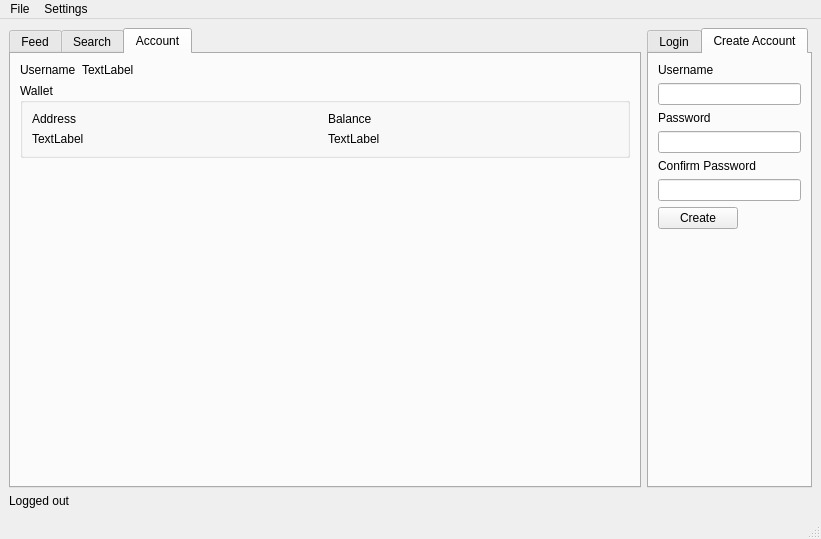
Before: the Qt Designer form gui.ui in aaronkopplin/Metallic, drawn with Qt 5.
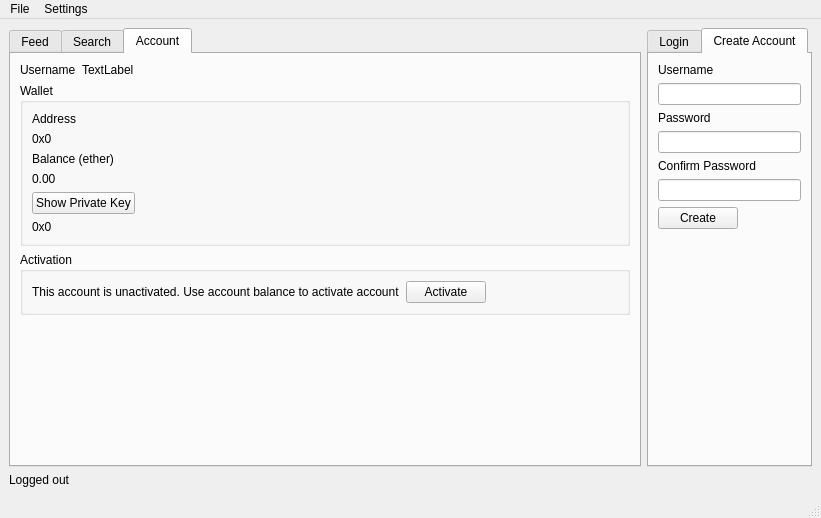
After: the same form once the commit is applied. The open tabs and pages were chosen to show the change. Icons and pictures are not drawn.

Commit message: create account and login

```diff
--- a/gui.ui
+++ b/gui.ui
@@ -7,7 +7,7 @@
     <x>0</x>
     <y>0</y>
     <width>821</width>
-    <height>539</height>
+    <height>518</height>
    </rect>
   </property>
   <property name="windowTitle">
@@ -175,34 +175,106 @@
             </property>
             <layout class="QVBoxLayout" name="verticalLayout_5">
              <item>
-              <layout class="QGridLayout" name="gridLayout">
-               <item row="0" column="1">
-                <widget class="QLabel" name="label_11">
-                 <property name="text">
-                  <string>Balance</string>
-                 </property>
-                </widget>
-               </item>
-               <item row="0" column="0">
+              <layout class="QVBoxLayout" name="verticalLayout_13">
+               <item>
                 <widget class="QLabel" name="label_10">
                  <property name="text">
                   <string>Address</string>
                  </property>
                 </widget>
                </item>
-               <item row="1" column="0">
+               <item>
                 <widget class="QLabel" name="address_label">
                  <property name="text">
-                  <string>TextLabel</string>
+                  <string>0x0</string>
                  </property>
                 </widget>
                </item>
-               <item row="1" column="1">
+               <item>
+                <widget class="QLabel" name="label_11">
+                 <property name="text">
+                  <string>Balance (ether)</string>
+                 </property>
+                </widget>
+               </item>
+               <item>
                 <widget class="QLabel" name="balance_label">
                  <property name="text">
-                  <string>TextLabel</string>
+                  <string>0.00</string>
                  </property>
                 </widget>
+               </item>
+               <item>
+                <widget class="QPushButton" name="private_key_button">
+                 <property name="sizePolicy">
+                  <sizepolicy hsizetype="Fixed" vsizetype="Fixed">
+                   <horstretch>0</horstretch>
+                   <verstretch>0</verstretch>
+                  </sizepolicy>
+                 </property>
+                 <property name="text">
+                  <string>Show Private Key</string>
+                 </property>
+                </widget>
+               </item>
+               <item>
+                <widget class="QLabel" name="private_key_label">
+                 <property name="text">
+                  <string>0x0</string>
+                 </property>
+                </widget>
+               </item>
+              </layout>
+             </item>
+            </layout>
+           </widget>
+          </item>
+          <item>
+           <widget class="QGroupBox" name="activation_group_box">
+            <property name="title">
+             <string>Activation</string>
+            </property>
+            <layout class="QVBoxLayout" name="verticalLayout_6">
+             <item>
+              <layout class="QHBoxLayout" name="horizontalLayout_4">
+               <item>
+                <widget class="QLabel" name="activation_label">
+                 <property name="sizePolicy">
+                  <sizepolicy hsizetype="Fixed" vsizetype="Preferred">
+                   <horstretch>0</horstretch>
+                   <verstretch>0</verstretch>
+                  </sizepolicy>
+                 </property>
+                 <property name="text">
+                  <string>This account is unactivated. Use account balance to activate account</string>
+                 </property>
+                </widget>
+               </item>
+               <item>
+                <widget class="QPushButton" name="activate_account_button">
+                 <property name="sizePolicy">
+                  <sizepolicy hsizetype="Fixed" vsizetype="Fixed">
+                   <horstretch>0</horstretch>
+                   <verstretch>0</verstretch>
+                  </sizepolicy>
+                 </property>
+                 <property name="text">
+                  <string>Activate</string>
+                 </property>
+                </widget>
+               </item>
+               <item>
+                <spacer name="horizontalSpacer">
+                 <property name="orientation">
+                  <enum>Qt::Horizontal</enum>
+                 </property>
+                 <property name="sizeHint" stdset="0">
+                  <size>
+                   <width>40</width>
+                   <height>20</height>
+                  </size>
+                 </property>
+                </spacer>
                </item>
               </layout>
              </item>
```
Left out of the diff: 75 changed lines with no effect on the pictures. The commit also changes 12 other files.
